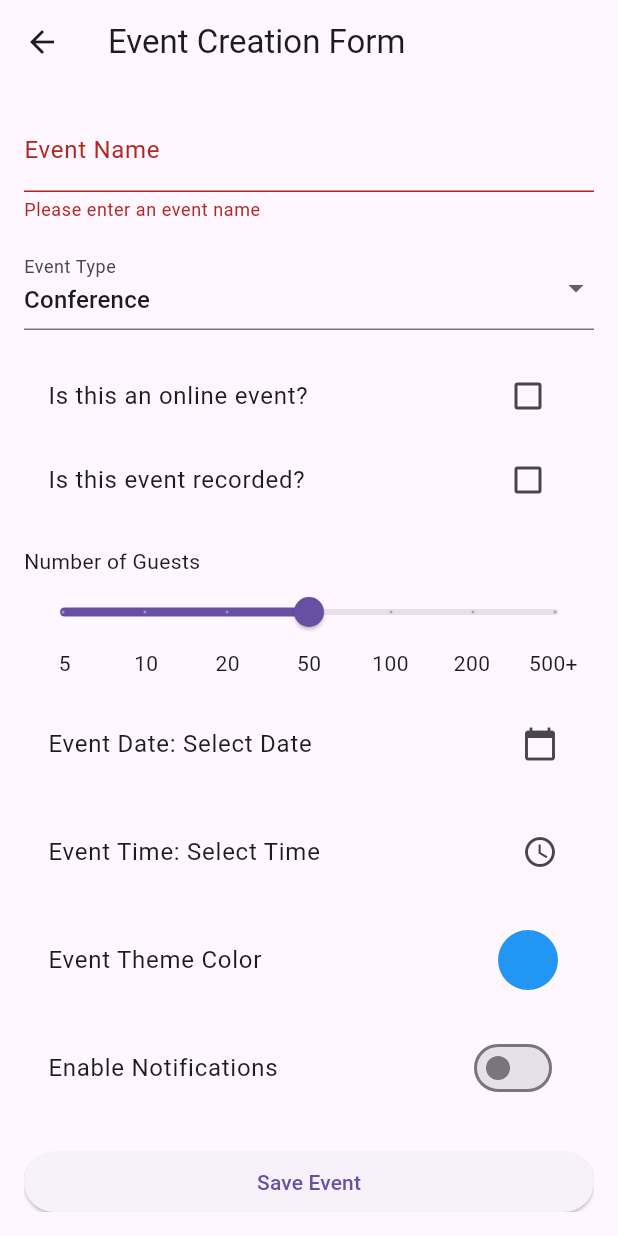
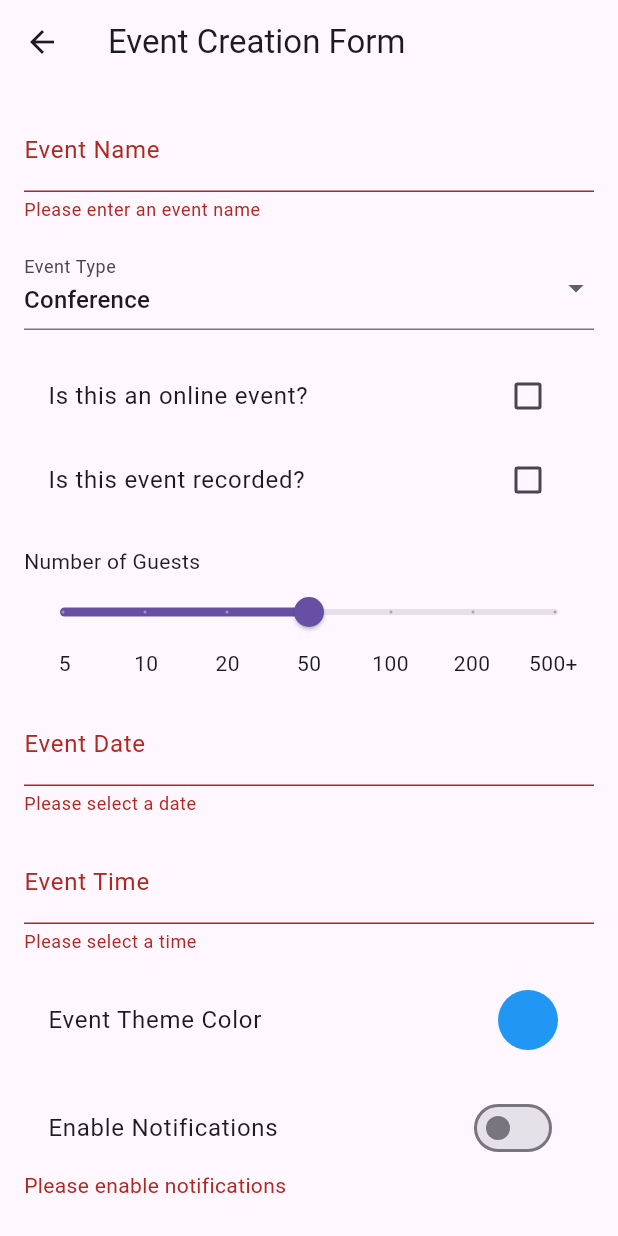
Before and after one commit to zoskar/test-lab, a Flutter app: the FormPage screen opened directly, after a tap on "Save Event", on a phone screen of 412 x 824 dp. Run offline on Flutter 3.47's test engine with Material 3 defaults, Android fonts, the light colour scheme and no system bars; our stand-ins replace bloc, firebase_auth, firebase_core, flutter_bloc, flutter_colorpicker, flutter_local_notifications and 6 more; missing offline and left inert: app_settings, mobile_scanner; accounts and stored records are empty.

Commit message:
enhance validation for date and time

```diff
--- a/lib/features/form/form_page.dart
+++ b/lib/features/form/form_page.dart
@@ -94,6 +94,27 @@ class _FormPageState extends State<FormPage> {
     }
   }
 
+  String? _validateDate(String? value) {
+    if (_selectedDate == 'Select Date') {
+      return 'Please select a date';
+    }
+    return null;
+  }
+
+  String? _validateTime(String? value) {
+    if (_selectedTime == 'Select Time') {
+      return 'Please select a time';
+    }
+    return null;
+  }
+
+  String? _validateNotifications(bool value) {
+    if (!_notificationsEnabled) {
+      return 'Please enable notifications';
+    }
+    return null;
+  }
+
   @override
   Widget build(BuildContext context) {
     return Scaffold(
@@ -181,19 +202,27 @@ class _FormPageState extends State<FormPage> {
               const SizedBox(height: 16),
 
               // Date picker
-              ListTile(
-                title: Text('Event Date: $_selectedDate'),
-                trailing: const Icon(Icons.calendar_today),
+              TextFormField(
+                decoration: InputDecoration(
+                  labelText: 'Event Date',
+                  hintText: _selectedDate,
+                ),
+                readOnly: true,
                 onTap: () => _selectDate(context),
+                validator: _validateDate,
               ),
 
               const SizedBox(height: 16),
 
               // Time picker
-              ListTile(
-                title: Text('Event Time: $_selectedTime'),
-                trailing: const Icon(Icons.access_time),
+              TextFormField(
+                decoration: InputDecoration(
+                  labelText: 'Event Time',
+                  hintText: _selectedTime,
+                ),
+                readOnly: true,
                 onTap: () => _selectTime(context),
+                validator: _validateTime,
               ),
 
               const SizedBox(height: 16),
@@ -208,11 +237,30 @@ class _FormPageState extends State<FormPage> {
               const SizedBox(height: 16),
 
               // Toggle for notifications
-              SwitchListTile(
-                title: const Text('Enable Notifications'),
-                value: _notificationsEnabled,
-                onChanged:
-                    (value) => setState(() => _notificationsEnabled = value),
+              FormField<bool>(
+                builder: (state) {
+                  return Column(
+                    crossAxisAlignment: CrossAxisAlignment.start,
+                    children: [
+                      SwitchListTile(
+                        title: const Text('Enable Notifications'),
+                        value: _notificationsEnabled,
+                        onChanged: (value) {
+                          setState(() => _notificationsEnabled = value);
+                          state.didChange(value);
+                        },
+                      ),
+                      if (state.hasError)
+                        Text(
+                          state.errorText!,
+                          style: TextStyle(
+                            color: Theme.of(context).colorScheme.error,
+                          ),
+                        ),
+                    ],
+                  );
+                },
+                validator: (value) => _validateNotifications(value ?? false),
               ),
 
               const SizedBox(height: 24),
```
